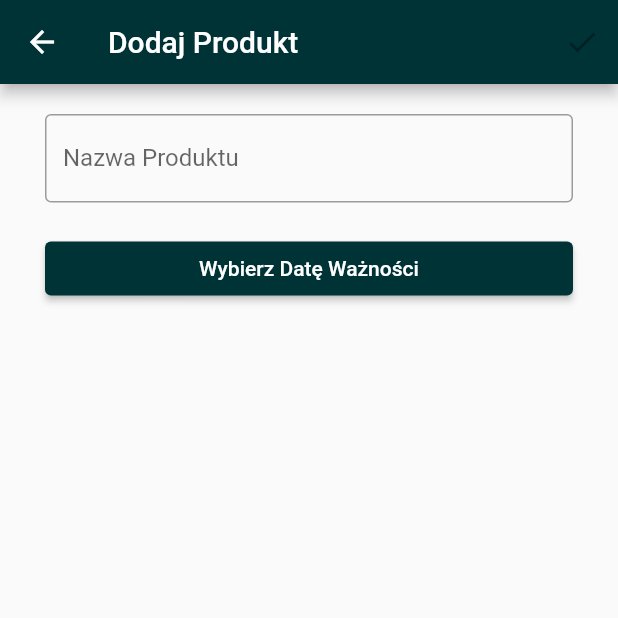
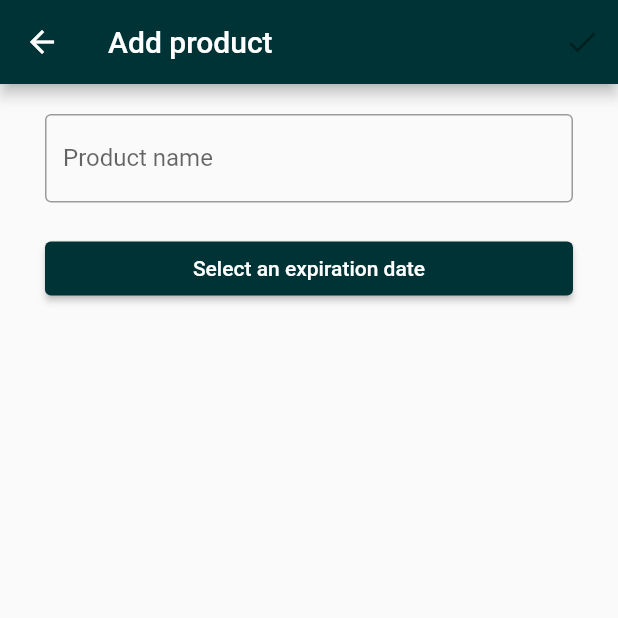
Before and after one commit to lukaszhak/moja_lodowka, a Flutter app: the CandyAddPage screen opened directly, on a phone screen of 412 x 824 dp, the top half of it. Run offline on Flutter 3.47's test engine with Material 2 defaults, Android fonts, the phone set to English and light mode, and no system bars; our stand-ins replace bloc, cloud_firestore, dio, firebase_auth, firebase_core, flutter_bloc and 4 more; accounts and stored records are empty; generated files the repository leaves out were written again.

Commit message:
Add english language to add pages

```diff
--- a/lib/features/home/pages/candy_page/candy_add_page/candy_add_page.dart
+++ b/lib/features/home/pages/candy_page/candy_add_page/candy_add_page.dart
@@ -4,6 +4,7 @@ import 'package:intl/intl.dart';
 import 'package:moja_lodowka/data/remote_data_sources/candy_remote_data_source/candy_remote_data_source.dart';
 import 'package:moja_lodowka/domain/repositories/candy_documents_repository/candy_documents_repository.dart';
 import 'package:moja_lodowka/features/home/pages/candy_page/cubit/candy_page_cubit.dart';
+import 'package:flutter_gen/gen_l10n/app_localizations.dart';
 
 class CandyAddPage extends StatefulWidget {
   const CandyAddPage({Key? key}) : super(key: key);
@@ -24,7 +25,7 @@ class _CandyAddPageState extends State<CandyAddPage> {
           return Scaffold(
             appBar: AppBar(
               backgroundColor: const Color.fromARGB(255, 0, 51, 54),
-              title: const Text('Dodaj Produkt'),
+              title:  Text(AppLocalizations.of(context)!.addProduct),
               actions: [
                 IconButton(
                   onPressed: _title == null || _expDate == null
@@ -80,10 +81,10 @@ class _AddPageBody extends StatelessWidget {
       children: [
         TextField(
           onChanged: onTitleChanged,
-          decoration: const InputDecoration(
-            label: Text('Nazwa Produktu'),
-            border: OutlineInputBorder(),
-            hintText: 'Wpisz Nazwę Produktu',
+          decoration:  InputDecoration(
+            label: Text(AppLocalizations.of(context)!.productName),
+            border: const OutlineInputBorder(),
+            hintText: AppLocalizations.of(context)!.typeName,
           ),
         ),
         const SizedBox(
@@ -109,7 +110,7 @@ class _AddPageBody extends StatelessWidget {
           },
           style: ElevatedButton.styleFrom(
               primary: const Color.fromARGB(255, 0, 51, 54)),
-          child: Text(selectedDateFormated ?? 'Wybierz Datę Ważności'),
+          child: Text(selectedDateFormated ?? AppLocalizations.of(context)!.selectDate),
         ),
       ],
     );
--- a/lib/features/home/pages/drink_page/drink_add_page/drink_add_page.dart
+++ b/lib/features/home/pages/drink_page/drink_add_page/drink_add_page.dart
@@ -4,6 +4,7 @@ import 'package:intl/intl.dart';
 import 'package:moja_lodowka/data/remote_data_sources/drink_remote_data_source/drink_remote_data_source.dart';
 import 'package:moja_lodowka/domain/repositories/drink_documents_repository/drink_documents_repository.dart';
 import 'package:moja_lodowka/features/home/pages/drink_page/cubit/drink_page_cubit.dart';
+import 'package:flutter_gen/gen_l10n/app_localizations.dart';
 
 class DrinkAddPage extends StatefulWidget {
   const DrinkAddPage({Key? key}) : super(key: key);
@@ -24,7 +25,7 @@ class _DrinkAddPageState extends State<DrinkAddPage> {
           return Scaffold(
             appBar: AppBar(
               backgroundColor: const Color.fromARGB(255, 0, 51, 54),
-              title: const Text('Dodaj Produkt'),
+              title:  Text(AppLocalizations.of(context)!.addProduct),
               actions: [
                 IconButton(
                     onPressed: _title == null || _expDate == null
@@ -79,10 +80,10 @@ class _AddPageBody extends StatelessWidget {
       children: [
         TextField(
           onChanged: onTitleChanged,
-          decoration: const InputDecoration(
-              label: Text('Nazwa Produktu'),
-              border: OutlineInputBorder(),
-              hintText: 'Wpisz Nazwę Produktu'),
+          decoration:  InputDecoration(
+              label: Text(AppLocalizations.of(context)!.productName),
+              border: const OutlineInputBorder(),
+              hintText: AppLocalizations.of(context)!.typeName),
         ),
         const SizedBox(
           height: 20,
@@ -109,7 +110,7 @@ class _AddPageBody extends StatelessWidget {
             },
             style: ElevatedButton.styleFrom(
                 primary: const Color.fromARGB(255, 0, 51, 54)),
-            child: Text(selectedDateFormated ?? 'Wybierz Datę Ważności'))
+            child: Text(selectedDateFormated ?? AppLocalizations.of(context)!.selectDate))
       ],
     );
   }
--- a/lib/features/home/pages/drug_page/drug_add_page/drug_add_page.dart
+++ b/lib/features/home/pages/drug_page/drug_add_page/drug_add_page.dart
@@ -4,6 +4,8 @@ import 'package:intl/intl.dart';
 import 'package:moja_lodowka/data/remote_data_sources/drug_remote_data_source/drug_remote_data_source.dart';
 import 'package:moja_lodowka/domain/repositories/drug_documents_repository/drug_documents_repository.dart';
 import 'package:moja_lodowka/features/home/pages/drug_page/cubit/drug_page_cubit.dart';
+import 'package:flutter_gen/gen_l10n/app_localizations.dart';
+
 
 class DrugAddPage extends StatefulWidget {
   const DrugAddPage({Key? key}) : super(key: key);
@@ -23,7 +25,7 @@ class _DrugAddPageState extends State<DrugAddPage> {
         builder: (context, state) {
           return Scaffold(
             appBar: AppBar(
-              title: const Text('Dodaj Lek'),
+              title:  Text(AppLocalizations.of(context)!.addMedication),
               backgroundColor: const Color.fromARGB(255, 0, 51, 54),
               actions: [
                 IconButton(
@@ -77,10 +79,10 @@ class _DrugPageBody extends StatelessWidget {
       children: [
         TextField(
           onChanged: onTitleChanged,
-          decoration: const InputDecoration(
-              label: Text('Nazwa Leku'),
-              border: OutlineInputBorder(),
-              hintText: 'Wpisz Nazwę Leku'),
+          decoration:  InputDecoration(
+              label: Text(AppLocalizations.of(context)!.medicationName),
+              border: const OutlineInputBorder(),
+              hintText: AppLocalizations.of(context)!.typeMedication),
         ),
         const SizedBox(
           height: 20,
@@ -107,7 +109,7 @@ class _DrugPageBody extends StatelessWidget {
           style: ElevatedButton.styleFrom(
             primary: const Color.fromARGB(255, 0, 51, 54),
           ),
-          child: Text(selectedDateFormated ?? 'Wybierz Datę Ważności'),
+          child: Text(selectedDateFormated ?? AppLocalizations.of(context)!.selectDate),
         ),
       ],
     );
--- a/lib/features/home/pages/fridge_page/fridge_add_page/fridge_add_page.dart
+++ b/lib/features/home/pages/fridge_page/fridge_add_page/fridge_add_page.dart
@@ -4,6 +4,8 @@ import 'package:intl/intl.dart';
 import 'package:moja_lodowka/data/remote_data_sources/fridge_remote_data_source/fridge_remote_data_source.dart';
 import 'package:moja_lodowka/domain/repositories/fridge_documents_repository/fridge_documents_repository.dart';
 import 'package:moja_lodowka/features/home/pages/fridge_page/cubit/fridge_page_cubit.dart';
+import 'package:flutter_gen/gen_l10n/app_localizations.dart';
+
 
 class FridgeAddPage extends StatefulWidget {
   const FridgeAddPage({
@@ -26,7 +28,7 @@ class _FridgeAddPageState extends State<FridgeAddPage> {
           return Scaffold(
             appBar: AppBar(
               backgroundColor: const Color.fromARGB(255, 0, 51, 54),
-              title: const Text('Dodaj Produkt'),
+              title:  Text(AppLocalizations.of(context)!.addProduct),
               actions: [
                 IconButton(
                   onPressed: _title == null || _expDate == null
@@ -82,10 +84,10 @@ class _AddPageBody extends StatelessWidget {
       children: [
         TextField(
           onChanged: onTitleChanged,
-          decoration: const InputDecoration(
-            label: Text('Nazwa Produktu'),
-            border: OutlineInputBorder(),
-            hintText: 'Wpisz Nazwę Produktu',
+          decoration:  InputDecoration(
+            label: Text(AppLocalizations.of(context)!.productName),
+            border: const OutlineInputBorder(),
+            hintText: AppLocalizations.of(context)!.typeName,
           ),
         ),
         const SizedBox(
@@ -114,7 +116,7 @@ class _AddPageBody extends StatelessWidget {
           style: ElevatedButton.styleFrom(
             primary: const Color.fromARGB(255, 0, 51, 54),
           ),
-          child: Text(selectedDateFormated ?? 'Wybierz Datę Ważności'),
+          child: Text(selectedDateFormated ?? AppLocalizations.of(context)!.selectDate),
         ),
       ],
     );
--- a/lib/features/home/pages/longdate_page/longdate_add_page/longdate_add_page.dart
+++ b/lib/features/home/pages/longdate_page/longdate_add_page/longdate_add_page.dart
@@ -4,6 +4,8 @@ import 'package:intl/intl.dart';
 import 'package:moja_lodowka/data/remote_data_sources/longdate_remote_data_source/longdate_remote_data_source.dart';
 import 'package:moja_lodowka/domain/repositories/longdate_documents_repository/longdate_documents_repository.dart';
 import 'package:moja_lodowka/features/home/pages/longdate_page/cubit/longdate_page_cubit.dart';
+import 'package:flutter_gen/gen_l10n/app_localizations.dart';
+
 
 class LongDateAddPage extends StatefulWidget {
   const LongDateAddPage({Key? key}) : super(key: key);
@@ -23,7 +25,7 @@ class _LongDateAddPageState extends State<LongDateAddPage> {
         builder: (context, state) {
           return Scaffold(
             appBar: AppBar(
-              title: const Text('Dodaj Produkt'),
+              title:  Text(AppLocalizations.of(context)!.addProduct),
               backgroundColor: const Color.fromARGB(255, 0, 51, 54),
               actions: [
                 IconButton(
@@ -80,10 +82,10 @@ class _AddPageBody extends StatelessWidget {
       children: [
         TextField(
           onChanged: onTitleChanged,
-          decoration: const InputDecoration(
-              label: Text('Nazwa Produktu'),
-              border: OutlineInputBorder(),
-              hintText: 'Wpisz nazwę produktu'),
+          decoration:  InputDecoration(
+              label: Text(AppLocalizations.of(context)!.productName),
+              border: const OutlineInputBorder(),
+              hintText: AppLocalizations.of(context)!.typeName),
         ),
         const SizedBox(
           height: 20,
@@ -111,7 +113,7 @@ class _AddPageBody extends StatelessWidget {
           style: ElevatedButton.styleFrom(
             primary: const Color.fromARGB(255, 0, 51, 54),
           ),
-          child: Text(selectedDateFormated ?? 'Wybierz datę ważności'),
+          child: Text(selectedDateFormated ?? AppLocalizations.of(context)!.selectDate),
         )
       ],
     );
--- a/lib/l10n/app_en.arb
+++ b/lib/l10n/app_en.arb
@@ -45,5 +45,11 @@
     "temp": "Temperature",
     "conditions": "Weather conditions",
     "city": "City",
-    "check": "Check"
+    "check": "Check",
+    "productName": "Product name",
+    "typeName": "Type the product name",
+    "selectDate": "Select an expiration date",
+    "addMedication": "Add medication",
+    "medicationName": "Medication name",
+    "typeMedication": "Type the medication name"
 }
```
Also changed, not shown: lib/l10n/app_pl.arb (+7 -1 lines).
